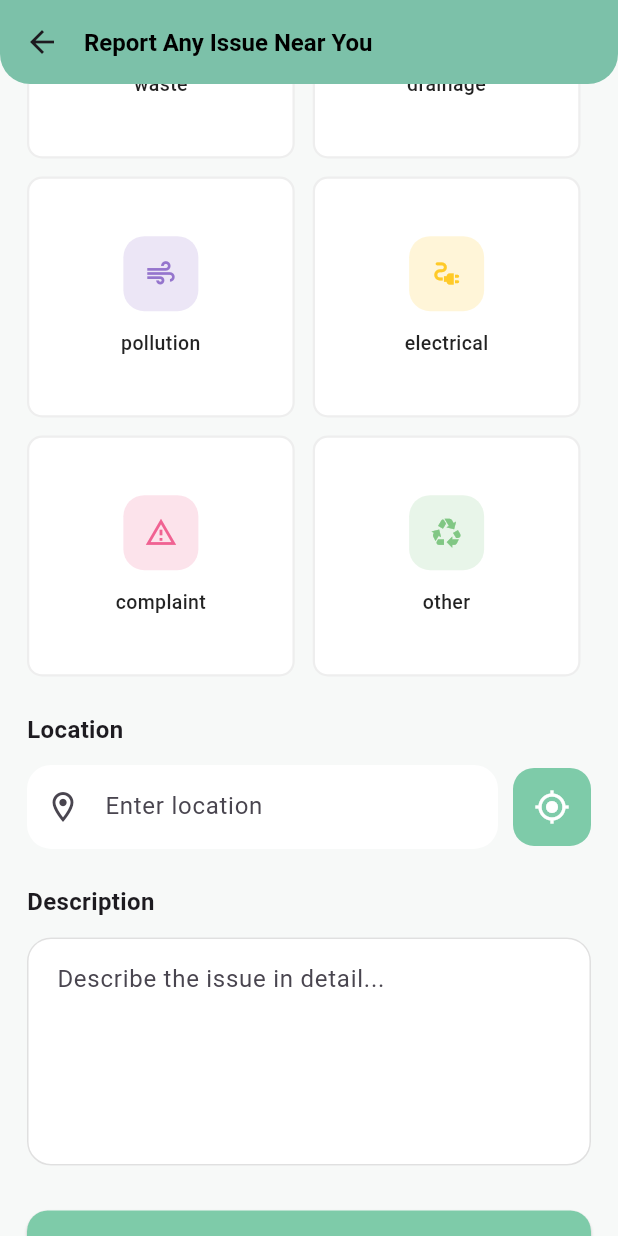
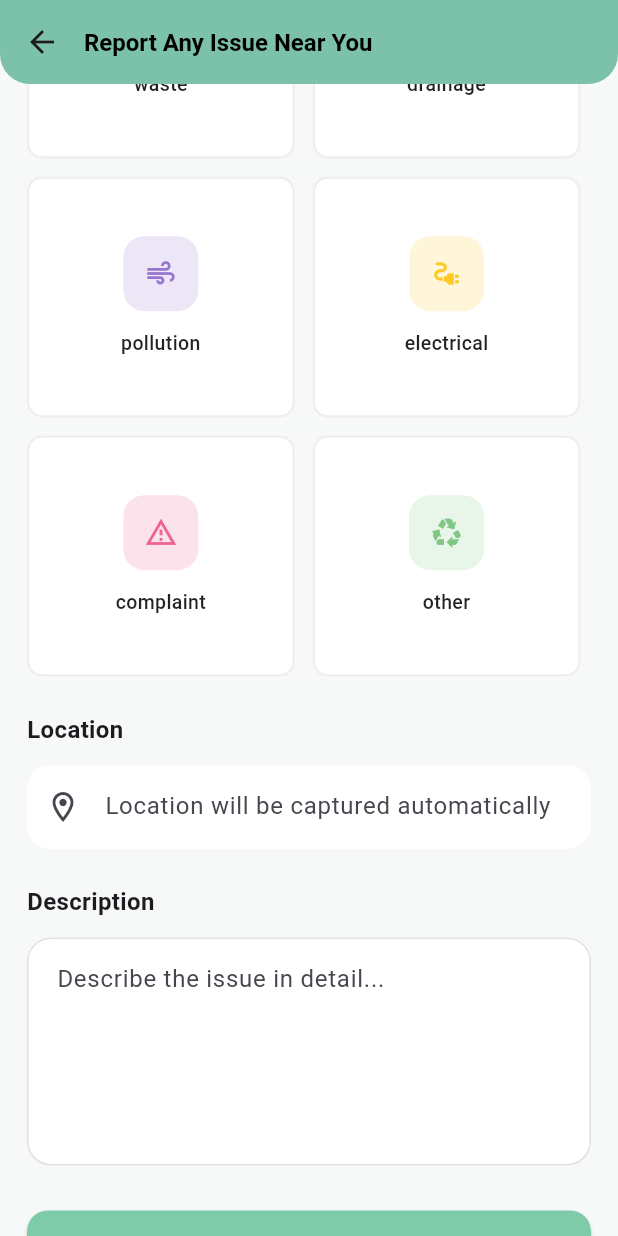
Before and after one commit to EcoAlert/EcoAlert---Community-Environmental-Reporting-Application, a Flutter app: the ReportIssuePage screen opened directly, scrolled down 576 dp, on a phone screen of 412 x 824 dp. Run offline on Flutter 3.47's test engine with Material 3 defaults, Android fonts, the phone set to English and light mode, and no system bars; our stand-ins replace font_awesome_flutter, geolocator, google_fonts, image_picker, supabase_flutter; accounts and stored records are empty.

Commit message:
Updated report and volunteer features

```diff
--- a/ecoalert/lib/citizen/report_issue_page.dart
+++ b/ecoalert/lib/citizen/report_issue_page.dart
@@ -73,12 +73,17 @@ class _ReportIssuePageState extends State<ReportIssuePage> {
   }
 
   Future<void> pickImage() async {
-    final picked = await picker.pickImage(source: ImageSource.gallery);
+    final picked = await picker.pickImage(
+      source: ImageSource.camera,
+      imageQuality: 70,
+    );
 
     if (picked != null) {
       setState(() {
         selectedImage = picked;
       });
+
+      await getCurrentLocation();
     }
   }
 
@@ -339,7 +344,7 @@ class _ReportIssuePageState extends State<ReportIssuePage> {
                             color: Colors.grey,
                           ),
                           SizedBox(height: 10),
-                          Text("Click to upload image"),
+                          Text("Take Photo"),
                         ],
                       )
                     : ClipRRect(
@@ -426,14 +431,11 @@ class _ReportIssuePageState extends State<ReportIssuePage> {
 
             const SizedBox(height: 12),
 
-            Row(
-              children: [
-                Expanded(
-                  child: TextField(
+            TextField(
               controller: locationController,
-
+              readOnly: true,
               decoration: InputDecoration(
-                      hintText: "Enter location",
+                hintText: "Location will be captured automatically",
                 filled: true,
                 fillColor: Colors.white,
 
@@ -444,26 +446,6 @@ class _ReportIssuePageState extends State<ReportIssuePage> {
 
                 prefixIcon: const Icon(Icons.location_on_outlined),
               ),
-                  ),
-                ),
-
-                const SizedBox(width: 10),
-
-                GestureDetector(
-                  onTap: getCurrentLocation,
-
-                  child: Container(
-                    padding: const EdgeInsets.all(14),
-
-                    decoration: BoxDecoration(
-                      color: const Color(0xFF7ECBA9),
-                      borderRadius: BorderRadius.circular(14),
-                    ),
-
-                    child: const Icon(Icons.my_location, color: Colors.white),
-                  ),
-                ),
-              ],
             ),
 
             const SizedBox(height: 24), // ✅ missing SizedBox added
--- a/ecoalert/lib/volunteer/volunteer_dashboard.dart
+++ b/ecoalert/lib/volunteer/volunteer_dashboard.dart
@@ -110,9 +110,9 @@ class _VolunteerDashboardState extends State<VolunteerDashboard> {
                           ),
                           const SizedBox(width: 10),
                           _topCard(
-                            "Waiting",
+                            "Pending",
                             tasks
-                                .where((t) => t['status'] == 'waiting')
+                                .where((t) => t['status'] == 'pending')
                                 .length
                                 .toString(),
                             Icons.hourglass_empty,
```
Also changed, not shown: ecoalert/lib/volunteer/volunteer_task_details.dart (+61 -9 lines), ecoalert/pubspec.lock, 2 other files. Lines whose indentation alone changed are shown as unchanged.
